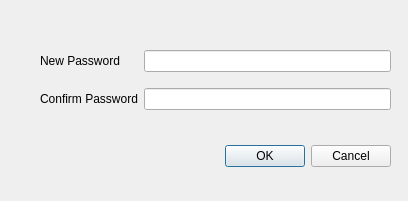
franco-ruggeri/write-together, file src/client/changePasswordDialog.ui: the form before one commit.
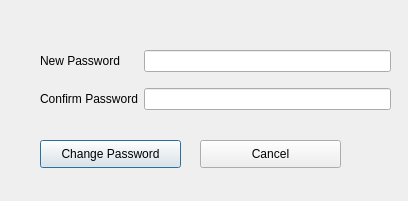
The form after the commit.

Diff of the .ui file:
```diff
--- a/src/client/changePasswordDialog.ui
+++ b/src/client/changePasswordDialog.ui
@@ -13,22 +13,6 @@
   <property name="windowTitle">
    <string>Dialog</string>
   </property>
-  <widget class="QDialogButtonBox" name="changepass_change_pushButton">
-   <property name="geometry">
-    <rect>
-     <x>10</x>
-     <y>140</y>
-     <width>381</width>
-     <height>32</height>
-    </rect>
-   </property>
-   <property name="orientation">
-    <enum>Qt::Horizontal</enum>
-   </property>
-   <property name="standardButtons">
-    <set>QDialogButtonBox::Cancel|QDialogButtonBox::Ok</set>
-   </property>
-  </widget>
   <widget class="QWidget" name="gridLayoutWidget">
    <property name="geometry">
     <rect>
@@ -61,6 +45,32 @@
     </item>
    </layout>
   </widget>
+  <widget class="QPushButton" name="changepass_change_pushButton">
+   <property name="geometry">
+    <rect>
+     <x>40</x>
+     <y>140</y>
+     <width>141</width>
+     <height>28</height>
+    </rect>
+   </property>
+   <property name="text">
+    <string>Change Password</string>
+   </property>
+  </widget>
+  <widget class="QPushButton" name="changepass_cancel_pushButton">
+   <property name="geometry">
+    <rect>
+     <x>200</x>
+     <y>140</y>
+     <width>141</width>
+     <height>28</height>
+    </rect>
+   </property>
+   <property name="text">
+    <string>Cancel</string>
+   </property>
+  </widget>
  </widget>
  <resources/>
  <connections>
```
Left out of the diff: 35 changed lines with no effect on the pictures.
